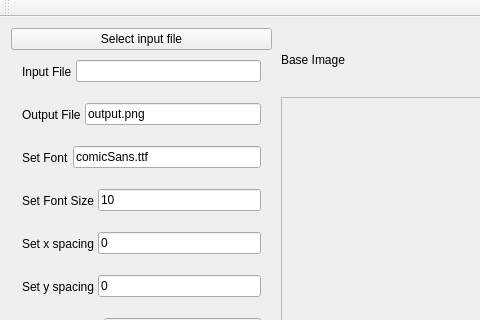
Before: the Qt Designer form QtAskii/mainwindow.ui in nudon/AsciiImageEmbedder, drawn with Qt 5; both pictures show x 0 to 480 and y 0 to 320 of the 711 by 708 pixel window.
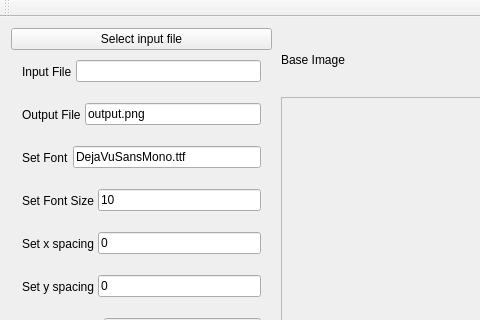
After: the same form once the commit is applied. Custom widgets are drawn as their Qt base class.

What changed in the file:
```diff
--- a/QtAskii/mainwindow.ui
+++ b/QtAskii/mainwindow.ui
@@ -106,7 +106,7 @@
          <item>
           <widget class="optionSetter" name="lineEdit_7">
            <property name="text">
-            <string>comicSans.ttf</string>
+            <string>DejaVuSansMono.ttf</string>
            </property>
           </widget>
          </item>
```
